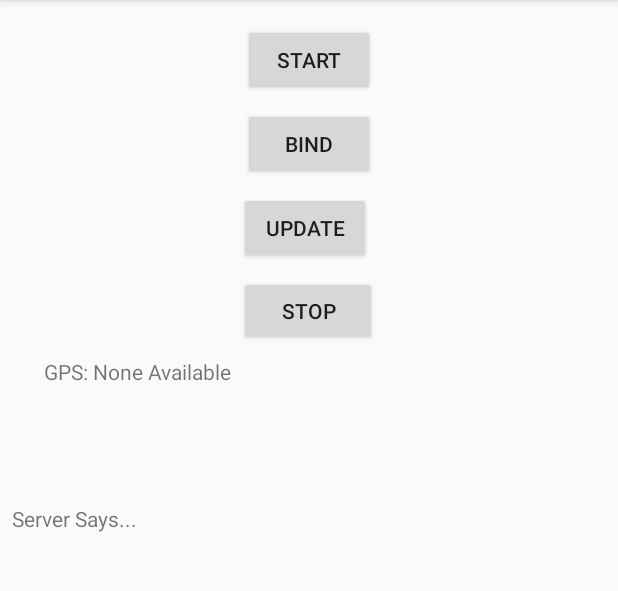
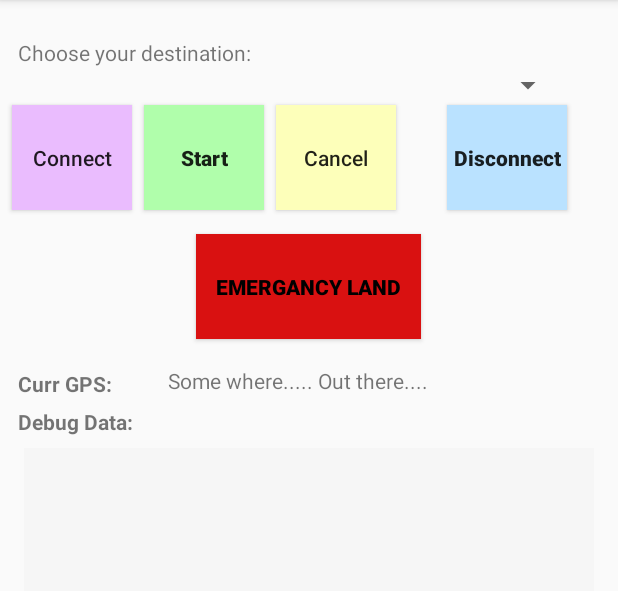
Before and after one commit to RedeemedGomer/SocketService, an Android app: the screen it shows after launch (MainActivity), on a phone screen of 412 x 824 dp, the part 84-675 px from its top. Run offline under Robolectric (Android 15) with nearby library versions, the phone set to English and light mode, and no system bars.

Commit message:
incorporated tourGuide Drone UI
Service binded successfully

```diff
--- a/app/src/main/java/com/example/socketservice/MainActivity.java
+++ b/app/src/main/java/com/example/socketservice/MainActivity.java
@@ -21,10 +21,11 @@ public class MainActivity extends AppCompatActivity implements View.OnClickListe
     private ServiceConnection socketServiceConnection;
     private Intent socketServiceIntent;
     private Boolean runDone;
+    private Boolean isServiceStarted = false;
 
 
     //local gui variables
-    private Button startBtn, stopBtn, updateBtn, bindBtn;
+    private Button startBtn, cancelBtn, connectBtn, disconnectBtn;
     private TextView printTv, gpsTv;
 
     @Override
@@ -33,41 +34,41 @@ public class MainActivity extends AppCompatActivity implements View.OnClickListe
         setContentView(R.layout.activity_main);
 
         //initialize local gui vars
-        startBtn = (Button) findViewById(R.id.startBtn);
-        stopBtn = (Button)  findViewById(R.id.stopBtn);
-        updateBtn = (Button)  findViewById(R.id.updateBtn);
-        bindBtn = (Button) findViewById(R.id.bindBtn);
-        printTv = (TextView) findViewById(R.id.printTV);
-        gpsTv = (TextView)findViewById(R.id.gpsTextView);
+        startBtn = (Button) findViewById(R.id.startButton);
+        cancelBtn = (Button)  findViewById(R.id.cancelButton);
+        connectBtn = (Button)  findViewById(R.id.connectButton);
+        disconnectBtn = (Button) findViewById(R.id.disconnectButton);
+        printTv = (TextView) findViewById(R.id.debugTextView);
+        gpsTv = (TextView)findViewById(R.id.gps_ui_output);
 
         //send all onClicks to local switch statement
         startBtn.setOnClickListener(this);
-        stopBtn.setOnClickListener(this);
-        updateBtn.setOnClickListener(this);
-        bindBtn.setOnClickListener(this);
+        cancelBtn.setOnClickListener(this);
+        connectBtn.setOnClickListener(this);
+        disconnectBtn.setOnClickListener(this);
 
         socketServiceIntent = new Intent(this, SocketService.class);
 
-        Thread thread = new Thread() {
-
-            @Override
-            public void run() {
-                try {
-                    while (!isInterrupted()) {
-                        Thread.sleep(1000);
-                        runOnUiThread(new Runnable() {
-                            @Override
-                            public void run() {
-                                updateGpsTextView();
-                            }
-                        });
-                    }
-                } catch (InterruptedException e) {
-                }
-            }
-        };
-
-        thread.start();
+//        Thread thread = new Thread() {
+//
+//            @Override
+//            public void run() {
+//                try {
+//                    while (!isInterrupted()) {
+//                        Thread.sleep(1000);
+//                        runOnUiThread(new Runnable() {
+//                            @Override
+//                            public void run() {
+//                                updateGpsTextView();
+//                            }
+//                        });
+//                    }
+//                } catch (InterruptedException e) {
+//                }
+//            }
+//        };
+//
+//        thread.start();
 
     }
 
@@ -82,42 +83,55 @@ public class MainActivity extends AppCompatActivity implements View.OnClickListe
     @Override
     public void onClick(View view){
         switch (view.getId()){
-            case R.id.startBtn:
+            case R.id.connectButton:
                 //ActivityCompat.requestPermissions(this,new String[]{Manifest.permission.ACCESS_FINE_LOCATION}, 1);
-                startService(socketServiceIntent);
-                bindService();
-                printTv.setText("Service started");
+                if(isServiceStarted) {
+                    if (isServiceBound) {
+                        printTv.setText("Service already Bound");
+                    } else {
+                        //                    startService(socketServiceIntent);
+                        bindService();
+                        printTv.setText("Service wasn't bound, bounding initiated, check again");
+                    }
+                } else{
+                    startService(socketServiceIntent);
+                    bindService();
+                    isServiceStarted = true;
+                }
+
                 break;
 
-            case R.id.bindBtn:
+            case R.id.startButton:
                 if(isServiceBound){
-                    printTv.setText("Service Bound");
+                    String Message = socketService.getLatLonString();
+                    gpsTv.setText(Message);
                 }else{
-                    bindService();
-                    printTv.setText("Service wasn't bound, bounding initiated, check again");
+
+                    printTv.setText("start: Service wasn't bound");
                 }
                 break;
 
-            case R.id.stopBtn:
+            case R.id.cancelButton:
                 if(isServiceBound) {
                     unbindService();
-                    stopService(socketServiceIntent);
                     printTv.setText("Service Stopped");
                 } else {
-                    printTv.setText("stop:Service Not Bound");
+                    printTv.setText("cancel:Service Not Bound");
                 }
                 break;
 
-            case R.id.updateBtn:
+            case R.id.disconnectButton:
                 if(isServiceBound) {
-                    if(socketService.getRunDone()){
-                        String Message = socketService.serverSaysWhat();
-                        if(Message != null) {
-                            printTv.setText("Server Says" + Message);
-                        }else{
-                            printTv.setText("Server Say Null");
-                        }
-                    }
+//                    if(socketService.getRunDone()){
+//                        String Message = socketService.serverSaysWhat();
+//                        if(Message != null) {
+//                            printTv.setText("Server Says" + Message);
+//                        }else{
+//                            printTv.setText("Server Say Null");
+//                        }
+//                    }
+                    stopService(socketServiceIntent);
+                    isServiceStarted = false;
                 } else {
                     printTv.setText("update:Service Not Bound");
                 }
--- a/app/src/main/java/com/example/socketservice/SocketService.java
+++ b/app/src/main/java/com/example/socketservice/SocketService.java
@@ -63,10 +63,11 @@ public class SocketService extends Service {
     @Override
     public int onStartCommand(Intent intent,int flags, int startId){
         super.onStartCommand(intent, flags, startId);//todo is this even needed?
+
         locationTrackServe = new LocationTrackService(getApplicationContext());
         Log.i("S_update", "onStartCommand");
-        Runnable connect = new connectSocket();
-        new Thread(connect).start();
+//        Runnable connect = new connectSocket();
+//        new Thread(connect).start();
 
         return START_STICKY;
     }
@@ -135,7 +136,12 @@ public class SocketService extends Service {
 
     public String getLatLonString(){
         Log.i("S_update", "in getLatLon()");
-        return "Lat:"+locationTrackServe.getLatitude()+",  Lon:"+locationTrackServe.getLongitude()+".\n";
+        if(locationTrackServe != null) {
+            return "Lat:" + locationTrackServe.getLatitude() + ",  Lon:" + locationTrackServe.getLongitude() + ".\n";
+        }else{
+            Log.d("S_debug", "LocationTrackServe was null");
+            return "Error LocationTracker is Null";
+        }
     }
 
     public double getLat(){
@@ -174,6 +180,8 @@ public class SocketService extends Service {
     public void onDestroy() {
         Log.i("S_update", "onDestroy()");
         super.onDestroy();
+
+        if(socket != null) {
             try {
                 socket.close();
             } catch (Exception e) {
@@ -181,6 +189,7 @@ public class SocketService extends Service {
                 e.printStackTrace();
             }
             socket = null;
+        }
     }
 
     @Override
--- a/app/src/main/res/layout/activity_main.xml
+++ b/app/src/main/res/layout/activity_main.xml
@@ -6,96 +6,168 @@
     android:layout_height="match_parent"
     tools:context=".MainActivity">
 
-    <TextView
-        android:id="@+id/printTV"
+    <Spinner
+        android:id="@+id/selectDestList"
         android:layout_width="0dp"
-        android:layout_height="138dp"
+        android:layout_height="wrap_content"
+        android:layout_marginStart="36dp"
+        android:layout_marginLeft="36dp"
+        android:layout_marginEnd="36dp"
+        android:layout_marginRight="36dp"
+        android:dropDownWidth="wrap_content"
+        android:spinnerMode="dialog"
+        app:layout_constraintEnd_toEndOf="parent"
+        app:layout_constraintHorizontal_bias="0.0"
+        app:layout_constraintStart_toStartOf="parent"
+        app:layout_constraintTop_toBottomOf="@+id/textView" />
+
+    <Button
+        android:id="@+id/startButton"
+        android:layout_width="80dp"
+        android:layout_height="70dp"
         android:layout_marginStart="8dp"
         android:layout_marginLeft="8dp"
-        android:layout_marginTop="8dp"
+        android:layout_marginTop="70dp"
+        android:background="#B0FEAB"
+        android:text="Start"
+        android:textAllCaps="false"
+        android:textSize="14sp"
+        android:textStyle="bold"
+        app:layout_constraintStart_toEndOf="@+id/connectButton"
+        app:layout_constraintTop_toTopOf="parent" />
+
+    <Button
+        android:id="@+id/disconnectButton"
+        android:layout_width="80dp"
+        android:layout_height="70dp"
+        android:layout_marginStart="8dp"
+        android:layout_marginLeft="8dp"
+        android:layout_marginTop="70dp"
         android:layout_marginEnd="8dp"
         android:layout_marginRight="8dp"
-        android:text="Server Says..."
+        android:background="#BAE2FF"
+        android:text="Disconnect"
+        android:textAllCaps="false"
+        android:textSize="14sp"
+        android:textStyle="bold"
         app:layout_constraintEnd_toEndOf="parent"
-        app:layout_constraintHorizontal_bias="1.0"
-        app:layout_constraintLeft_toLeftOf="parent"
-        app:layout_constraintRight_toRightOf="parent"
+        app:layout_constraintStart_toEndOf="@+id/cancelButton"
+        app:layout_constraintTop_toTopOf="parent" />
+
+    <TextView
+        android:id="@+id/textView"
+        android:layout_width="0dp"
+        android:layout_height="wrap_content"
+        android:layout_marginStart="12dp"
+        android:layout_marginLeft="12dp"
+        android:layout_marginTop="8dp"
+        android:layout_marginBottom="8dp"
+        android:text="Choose your destination:"
+        app:layout_constraintBottom_toTopOf="@+id/startButton"
         app:layout_constraintStart_toStartOf="parent"
-        app:layout_constraintTop_toBottomOf="@+id/gpsTextView" />
+        app:layout_constraintTop_toTopOf="parent" />
 
     <Button
-        android:id="@+id/startBtn"
-        android:layout_width="wrap_content"
-        android:layout_height="wrap_content"
+        android:id="@+id/emergancyLandButton"
+        android:layout_width="150dp"
+        android:layout_height="70dp"
+        android:layout_marginStart="32dp"
+        android:layout_marginLeft="32dp"
+        android:layout_marginTop="16dp"
+        android:layout_marginEnd="32dp"
+        android:layout_marginRight="32dp"
+        android:background="#D91111"
+        android:text="Emergancy Land"
+        android:textColor="@android:color/black"
+        android:textStyle="bold"
+        app:layout_constraintEnd_toEndOf="parent"
+        app:layout_constraintHorizontal_bias="0.497"
+        app:layout_constraintStart_toStartOf="parent"
+        app:layout_constraintTop_toBottomOf="@+id/cancelButton" />
+
+    <TextView
+        android:id="@+id/gpsTextViewStatus"
+        android:layout_width="80dp"
+        android:layout_height="19dp"
+        android:layout_marginStart="12dp"
+        android:layout_marginLeft="12dp"
+        android:layout_marginTop="20dp"
+        android:text="Curr GPS:"
+        android:textStyle="bold"
+        app:layout_constraintStart_toStartOf="parent"
+        app:layout_constraintTop_toBottomOf="@+id/emergancyLandButton" />
+
+    <TextView
+        android:id="@+id/debugTextView"
+        android:layout_width="0dp"
+        android:layout_height="0dp"
+        android:layout_marginStart="16dp"
+        android:layout_marginTop="8dp"
+        android:layout_marginEnd="16dp"
+        android:layout_marginRight="16dp"
+        android:layout_marginBottom="16dp"
+        android:background="#51EDEDED"
+        android:scrollbars="vertical"
+        android:textStyle="bold"
+        app:layout_constraintBottom_toBottomOf="parent"
+        app:layout_constraintEnd_toEndOf="parent"
+        app:layout_constraintHorizontal_bias="0.0"
+        app:layout_constraintStart_toStartOf="parent"
+        app:layout_constraintTop_toBottomOf="@+id/textView3" />
+
+    <Button
+        android:id="@+id/cancelButton"
+        android:layout_width="80dp"
+        android:layout_height="70dp"
         android:layout_marginStart="8dp"
         android:layout_marginLeft="8dp"
-        android:layout_marginTop="8dp"
+        android:layout_marginTop="70dp"
+        android:background="#FDFFBA"
+        android:text="Cancel"
+        android:textAllCaps="false"
+        android:textSize="14sp"
+        app:layout_constraintStart_toEndOf="@+id/startButton"
+        app:layout_constraintTop_toTopOf="parent" />
+
+    <Button
+        android:id="@+id/connectButton"
+        android:layout_width="80dp"
+        android:layout_height="70dp"
+        android:layout_marginStart="8dp"
+        android:layout_marginLeft="8dp"
+        android:layout_marginTop="70dp"
+        android:background="#EABCFE"
+        android:text="Connect"
+        android:textAllCaps="false"
+        android:textSize="14sp"
+        app:layout_constraintStart_toStartOf="parent"
+        app:layout_constraintTop_toTopOf="parent" />
+
+    <TextView
+        android:id="@+id/gps_ui_output"
+        android:layout_width="0dp"
+        android:layout_height="wrap_content"
+        android:layout_marginStart="20dp"
+        android:layout_marginLeft="20dp"
+        android:layout_marginTop="104dp"
         android:layout_marginEnd="8dp"
         android:layout_marginRight="8dp"
-        android:layout_marginBottom="8dp"
-        android:text="start"
-        app:layout_constraintBottom_toBottomOf="parent"
+        android:text="Some where..... Out there...."
         app:layout_constraintEnd_toEndOf="parent"
-        app:layout_constraintStart_toStartOf="parent"
-        app:layout_constraintTop_toTopOf="parent"
-        app:layout_constraintVertical_bias="0.011" />
-
-    <Button
-        android:id="@+id/stopBtn"
-        android:layout_width="92dp"
-        android:layout_height="46dp"
-        android:layout_marginStart="8dp"
-        android:layout_marginLeft="8dp"
-        android:layout_marginTop="8dp"
-        android:layout_marginEnd="8dp"
-        android:layout_marginRight="8dp"
-        android:text="stop"
-        app:layout_constraintEnd_toEndOf="parent"
-        app:layout_constraintHorizontal_bias="0.498"
-        app:layout_constraintStart_toStartOf="parent"
-        app:layout_constraintTop_toBottomOf="@+id/updateBtn" />
-
-    <Button
-        android:id="@+id/updateBtn"
-        android:layout_width="wrap_content"
-        android:layout_height="wrap_content"
-        android:layout_marginStart="8dp"
-        android:layout_marginLeft="8dp"
-        android:layout_marginTop="8dp"
-        android:layout_marginEnd="8dp"
-        android:layout_marginRight="8dp"
-        android:text="Update"
-        app:layout_constraintEnd_toEndOf="parent"
-        app:layout_constraintHorizontal_bias="0.491"
-        app:layout_constraintStart_toStartOf="parent"
-        app:layout_constraintTop_toBottomOf="@+id/bindBtn" />
-
-    <Button
-        android:id="@+id/bindBtn"
-        android:layout_width="wrap_content"
-        android:layout_height="wrap_content"
-        android:layout_marginStart="8dp"
-        android:layout_marginLeft="8dp"
-        android:layout_marginTop="8dp"
-        android:layout_marginEnd="8dp"
-        android:layout_marginRight="8dp"
-        android:text="Bind"
-        app:layout_constraintEnd_toEndOf="parent"
-        app:layout_constraintStart_toStartOf="parent"
-        app:layout_constraintTop_toBottomOf="@+id/startBtn" />
+        app:layout_constraintHorizontal_bias="0.0"
+        app:layout_constraintStart_toEndOf="@+id/gpsTextViewStatus"
+        app:layout_constraintTop_toBottomOf="@+id/disconnectButton" />
 
     <TextView
-        android:id="@+id/gpsTextView"
-        android:layout_width="353dp"
-        android:layout_height="90dp"
-        android:layout_marginStart="8dp"
-        android:layout_marginLeft="8dp"
+        android:id="@+id/textView3"
+        android:layout_width="80dp"
+        android:layout_height="wrap_content"
+        android:layout_marginStart="12dp"
+        android:layout_marginLeft="12dp"
         android:layout_marginTop="8dp"
-        android:layout_marginEnd="8dp"
-        android:layout_marginRight="8dp"
-        android:text="GPS:"
-        app:layout_constraintEnd_toEndOf="parent"
+        android:text="Debug Data:"
+        android:textStyle="bold"
         app:layout_constraintStart_toStartOf="parent"
-        app:layout_constraintTop_toBottomOf="@+id/stopBtn" />
+        app:layout_constraintTop_toBottomOf="@+id/gps_ui_output" />
 
 </android.support.constraint.ConstraintLayout>
```
Lines whose indentation alone changed are shown as unchanged.
